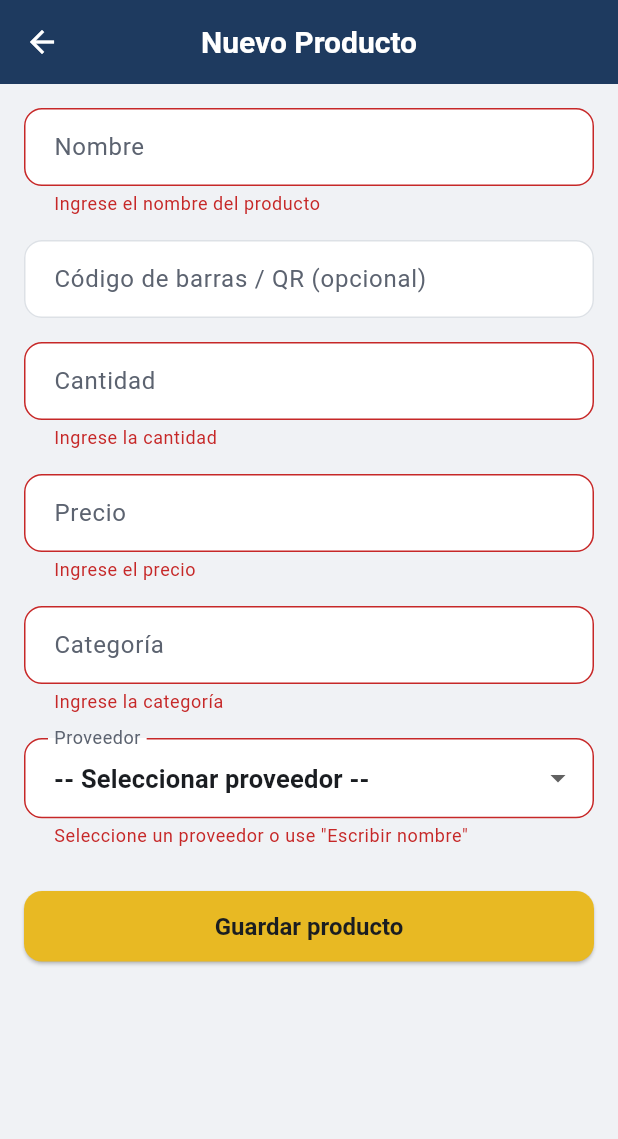
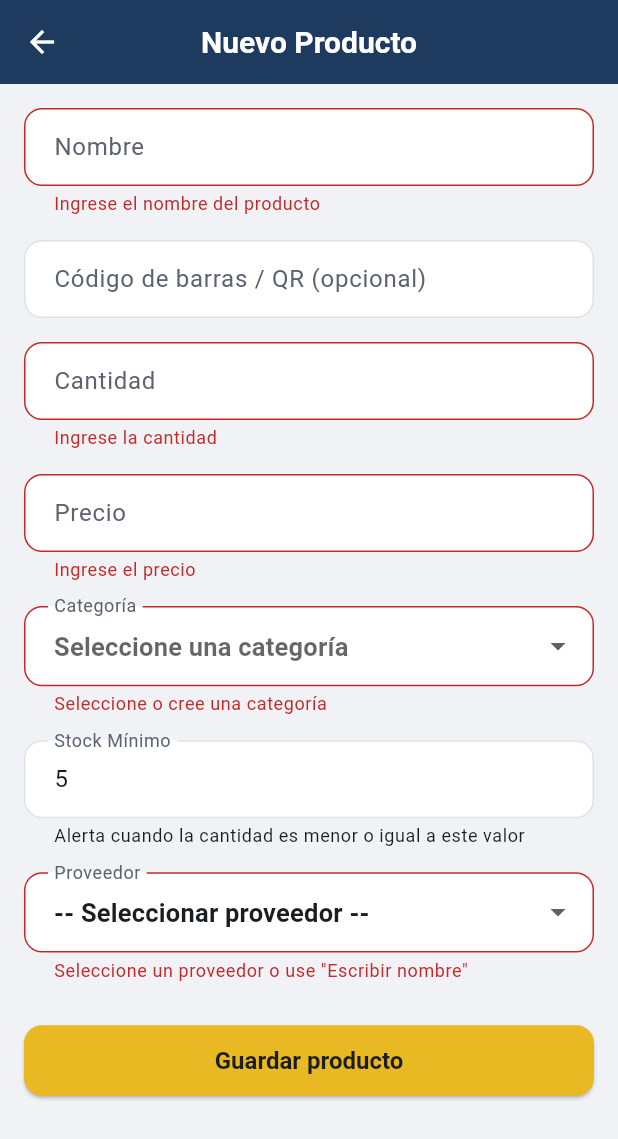
Before and after one commit to JeffersonDevR/INKTRACK_APP, a Flutter app: the ProductoFormPage screen opened directly, after a tap on "Guardar producto", on a phone screen of 412 x 824 dp. Shown: the top 1139 px of the screen. Run offline on Flutter 3.47's test engine with Material 3 defaults, Android fonts, the phone set to English and light mode, and no system bars; missing offline and left inert: mobile_scanner.

Commit message:
proveedores y cambios al stock

```diff
--- /dev/null
+++ b/lib/core/input_formatters.dart
@@ -0,0 +1,13 @@
+import 'package:flutter/services.dart';
+
+class InputFormatters {
+  static final TextInputFormatter digitsOnly = FilteringTextInputFormatter.digitsOnly;
+
+  static final TextInputFormatter decimal = FilteringTextInputFormatter.allow(
+    RegExp(r'^\d*[.,]?\d*'),
+  );
+
+  static final TextInputFormatter positiveInteger = FilteringTextInputFormatter.allow(
+    RegExp(r'^[0-9]*$'),
+  );
+}
--- a/lib/features/inventario/models/producto.dart
+++ b/lib/features/inventario/models/producto.dart
@@ -8,12 +8,17 @@ class Producto implements HasId {
   final double precio;
   final String categoria;
   final String proveedorId;
+  final int stockMinimo;
 
   /// Optional barcode/QR code.
   final String? codigoBarras;
 
   /// When no provider is selected, optional name.
   final String? proveedorNombre;
+
+  bool get stockBajo {
+    return cantidad <= stockMinimo;
+  }
 
   Producto({
     required this.id,
@@ -22,6 +27,7 @@ class Producto implements HasId {
     required this.precio,
     required this.categoria,
     required this.proveedorId,
+    this.stockMinimo = 5,
     this.codigoBarras,
     this.proveedorNombre,
   });
--- a/lib/features/inventario/pages/actualizar_stock_page.dart
+++ b/lib/features/inventario/pages/actualizar_stock_page.dart
@@ -2,6 +2,7 @@ import 'package:flutter/material.dart';
 import 'package:provider/provider.dart';
 import '../models/producto.dart';
 import '../viewmodels/inventario_viewmodel.dart';
+import '../../../core/input_formatters.dart';
 import '../../../core/theme/app_theme.dart';
 
 class ActualizarStockPage extends StatefulWidget {
@@ -46,6 +47,7 @@ class _ActualizarStockPageState extends State<ActualizarStockPage> {
       precio: widget.producto.precio,
       categoria: widget.producto.categoria,
       proveedorId: widget.producto.proveedorId,
+      stockMinimo: widget.producto.stockMinimo,
       codigoBarras: widget.producto.codigoBarras,
       proveedorNombre: widget.producto.proveedorNombre,
     );
@@ -119,6 +121,7 @@ class _ActualizarStockPageState extends State<ActualizarStockPage> {
                   child: TextField(
                     controller: _controller,
                     keyboardType: TextInputType.number,
+                    inputFormatters: [InputFormatters.digitsOnly],
                     textAlign: TextAlign.center,
                     style: const TextStyle(
                       fontSize: 48,
--- a/lib/features/inventario/pages/producto_form_page.dart
+++ b/lib/features/inventario/pages/producto_form_page.dart
@@ -3,9 +3,11 @@ import 'package:provider/provider.dart';
 import '../viewmodels/inventario_viewmodel.dart';
 import '../models/producto.dart';
 import '../../proveedores/viewmodels/proveedores_viewmodel.dart';
+import '../../../core/input_formatters.dart';
 import 'actualizar_stock_page.dart';
 
 const String _kCustomProveedorValue = '__custom__';
+const String _kNewCategoryValue = '__new_category__';
 
 class ProductoFormPage extends StatefulWidget {
   final Producto? producto;
@@ -23,9 +25,11 @@ class _ProductoFormPageState extends State<ProductoFormPage> {
   final _cantidadController = TextEditingController();
   final _precioController = TextEditingController();
   final _categoriaController = TextEditingController();
+  final _stockMinimoController = TextEditingController(text: '5');
   final _codigoBarrasController = TextEditingController();
   final _proveedorNombreController = TextEditingController();
   String? _proveedorId;
+  String? _categoria;
 
   @override
   void initState() {
@@ -34,7 +38,8 @@ class _ProductoFormPageState extends State<ProductoFormPage> {
       _nombreController.text = widget.producto!.nombre;
       _cantidadController.text = widget.producto!.cantidad.toString();
       _precioController.text = widget.producto!.precio.toString();
-      _categoriaController.text = widget.producto!.categoria;
+      _categoria = widget.producto!.categoria;
+      _stockMinimoController.text = widget.producto!.stockMinimo.toString();
       _proveedorId = widget.producto!.proveedorId.isEmpty
           ? _kCustomProveedorValue
           : widget.producto!.proveedorId;
@@ -130,13 +135,14 @@ class _ProductoFormPageState extends State<ProductoFormPage> {
                   hintText: '0',
                 ),
                 keyboardType: TextInputType.number,
+                inputFormatters: [InputFormatters.digitsOnly],
                 validator: (value) {
                   if (value == null || value.isEmpty) {
                     return 'Ingrese la cantidad';
                   }
                   final cantidad = int.tryParse(value);
                   if (cantidad == null || cantidad < 0) {
-                    return 'Cantidad debe ser un número válido (≥ 0)';
+                    return 'Cantidad inválida';
                   }
                   return null;
                 },
@@ -152,27 +158,74 @@ class _ProductoFormPageState extends State<ProductoFormPage> {
                 keyboardType: const TextInputType.numberWithOptions(
                   decimal: true,
                 ),
+                inputFormatters: [InputFormatters.decimal],
                 validator: (value) {
                   if (value == null || value.isEmpty) {
                     return 'Ingrese el precio';
                   }
                   final precio = double.tryParse(value.replaceAll(',', '.'));
                   if (precio == null || precio < 0) {
-                    return 'Precio debe ser un número válido (≥ 0)';
+                    return 'Precio inválido';
                   }
                   return null;
                 },
               ),
               const SizedBox(height: 16),
+              Consumer<InventarioViewModel>(
+                builder: (context, ivm, child) {
+                  final categories = ivm.categorias;
+                  return DropdownButtonFormField<String>(
+                    initialValue: categories.contains(_categoria) ? _categoria : (categories.isNotEmpty ? null : null),
+                    decoration: const InputDecoration(
+                      labelText: 'Categoría',
+                      hintText: 'Seleccione una categoría',
+                    ),
+                    items: [
+                      ...categories.map(
+                        (c) => DropdownMenuItem(value: c, child: Text(c)),
+                      ),
+                      const DropdownMenuItem(
+                        value: _kNewCategoryValue,
+                        child: Text('+ Nueva categoría'),
+                      ),
+                    ],
+                    onChanged: (value) async {
+                      if (value == _kNewCategoryValue) {
+                        final newCat = await _showAddCategoryDialog();
+                        if (newCat != null && newCat.isNotEmpty) {
+                          ivm.agregarCategoria(newCat);
+                          setState(() => _categoria = newCat);
+                        }
+                      } else {
+                        setState(() => _categoria = value);
+                      }
+                    },
+                    validator: (value) {
+                      if (_categoria == null || _categoria!.isEmpty) {
+                        return 'Seleccione o cree una categoría';
+                      }
+                      return null;
+                    },
+                  );
+                },
+              ),
+              const SizedBox(height: 16),
               TextFormField(
-                controller: _categoriaController,
+                controller: _stockMinimoController,
                 decoration: const InputDecoration(
-                  labelText: 'Categoría',
-                  hintText: 'Ej. Tintas, Papel',
+                  labelText: 'Stock Mínimo',
+                  hintText: '5',
+                  helperText: 'Alerta cuando la cantidad es menor o igual a este valor',
                 ),
+                keyboardType: TextInputType.number,
+                inputFormatters: [InputFormatters.digitsOnly],
                 validator: (value) {
-                  if (value == null || value.trim().isEmpty) {
-                    return 'Ingrese la categoría';
+                  if (value == null || value.isEmpty) {
+                    return 'Ingrese el stock mínimo';
+                  }
+                  final stock = int.tryParse(value);
+                  if (stock == null || stock < 0) {
+                    return 'Stock mínimo inválido';
                   }
                   return null;
                 },
@@ -254,6 +307,31 @@ class _ProductoFormPageState extends State<ProductoFormPage> {
     );
   }
 
+  Future<String?> _showAddCategoryDialog() async {
+    final controller = TextEditingController();
+    return showDialog<String>(
+      context: context,
+      builder: (context) => AlertDialog(
+        title: const Text('Nueva Categoría'),
+        content: TextField(
+          controller: controller,
+          decoration: const InputDecoration(hintText: 'Nombre de la categoría'),
+          autofocus: true,
+        ),
+        actions: [
+          TextButton(
+            onPressed: () => Navigator.pop(context),
+            child: const Text('Cancelar'),
+          ),
+          TextButton(
+            onPressed: () => Navigator.pop(context, controller.text.trim()),
+            child: const Text('Agregar'),
+          ),
+        ],
+      ),
+    );
+  }
+
   void _saveProducto() {
     if (!_formKey.currentState!.validate()) return;
 
@@ -272,7 +350,8 @@ class _ProductoFormPageState extends State<ProductoFormPage> {
       nombre: _nombreController.text.trim(),
       cantidad: int.parse(_cantidadController.text),
       precio: precio,
-      categoria: _categoriaController.text.trim(),
+      categoria: _categoria ?? 'Otros',
+      stockMinimo: int.parse(_stockMinimoController.text),
       proveedorId: proveedorId.isEmpty ? '' : proveedorId,
       codigoBarras: codigoBarras,
       proveedorNombre: proveedorNombre,
--- a/lib/features/inventario/viewmodels/inventario_viewmodel.dart
+++ b/lib/features/inventario/viewmodels/inventario_viewmodel.dart
@@ -3,6 +3,16 @@ import '../models/producto.dart';
 
 class InventarioViewModel extends BaseCrudViewModel<Producto> {
   List<Producto> get productos => items;
+
+  final List<String> _categorias = ['Tintas', 'Agujas', 'Papel', 'Cuidado', 'Otros'];
+  List<String> get categorias => List.unmodifiable(_categorias);
+
+  void agregarCategoria(String nombre) {
+    if (nombre.trim().isNotEmpty && !_categorias.contains(nombre.trim())) {
+      _categorias.add(nombre.trim());
+      notifyListeners();
+    }
+  }
 
   void guardar(Producto producto) {
     // If the product has a barcode, we use it as the ID.
@@ -29,6 +39,7 @@ class InventarioViewModel extends BaseCrudViewModel<Producto> {
       precio: producto.precio,
       categoria: producto.categoria,
       proveedorId: producto.proveedorId,
+      stockMinimo: producto.stockMinimo,
       codigoBarras: producto.codigoBarras,
       proveedorNombre: producto.proveedorNombre,
     );
@@ -62,6 +73,11 @@ class InventarioViewModel extends BaseCrudViewModel<Producto> {
   List<Producto> getProductosPorProveedor(String proveedorId) =>
       items.where((producto) => producto.proveedorId == proveedorId).toList();
 
+  List<Producto> get productosConStockBajo =>
+      items.where((p) => p.stockBajo).toList();
+
+  bool get hayStockBajo => items.any((p) => p.stockBajo);
+
   Producto? findProductoByCodigo(String codigo) {
     try {
       return items.firstWhere(
--- a/lib/features/proveedores/models/proveedor.dart
+++ b/lib/features/proveedores/models/proveedor.dart
@@ -6,13 +6,13 @@ class Proveedor implements HasId {
   final String nombre;
   final String telefono;
   final int diasParaLlegar;
-  final String diaDeLlegada;
+  final List<String> diasVisita;
 
   Proveedor({
     required this.id,
     required this.nombre,
     required this.telefono,
     required this.diasParaLlegar,
-    required this.diaDeLlegada,
+    required this.diasVisita,
   });
 }
--- a/lib/features/proveedores/pages/proveedores_page.dart
+++ b/lib/features/proveedores/pages/proveedores_page.dart
@@ -42,7 +42,7 @@ class ProveedoresPage extends StatelessWidget {
                     style: const TextStyle(fontWeight: FontWeight.w600),
                   ),
                   subtitle: Text(
-                    '${proveedor.telefono} • ${proveedor.diasParaLlegar} días • ${proveedor.diaDeLlegada}',
+                    '${proveedor.telefono} • ${proveedor.diasParaLlegar} días • ${proveedor.diasVisita.isNotEmpty ? proveedor.diasVisita.join(", ") : "Sin días"}',
                     style: Theme.of(context).textTheme.bodySmall,
                   ),
                   trailing: PopupMenuButton<String>(
--- a/lib/features/ventas/pages/registrar_venta_page.dart
+++ b/lib/features/ventas/pages/registrar_venta_page.dart
@@ -3,6 +3,7 @@ import 'package:provider/provider.dart';
 import '../viewmodels/ventas_viewmodel.dart';
 import '../models/venta.dart';
 import '../../clientes/viewmodels/clientes_viewmodel.dart';
+import '../../../core/input_formatters.dart';
 import '../../../core/theme/app_theme.dart';
 
 class RegistrarVentaPage extends StatefulWidget {
@@ -103,6 +104,7 @@ class _RegistrarVentaPageState extends State<RegistrarVentaPage> {
                 keyboardType: const TextInputType.numberWithOptions(
                   decimal: true,
                 ),
+                inputFormatters: [InputFormatters.decimal],
                 textInputAction: TextInputAction.next,
                 validator: (value) {
                   if (value == null || value.isEmpty) {
```
Also changed, not shown: lib/features/inventario/pages/inventario_page.dart (+33 -5 lines), lib/features/proveedores/pages/proveedor_form_page.dart (+32 -22 lines), lib/features/proveedores/viewmodels/proveedores_viewmodel.dart (+4 -4 lines), lib/features/ventas/pages/home_page.dart (+14 -2 lines), lib/features/ventas/viewmodels/ventas_viewmodel.dart (+11 -7 lines), 1 other file.
